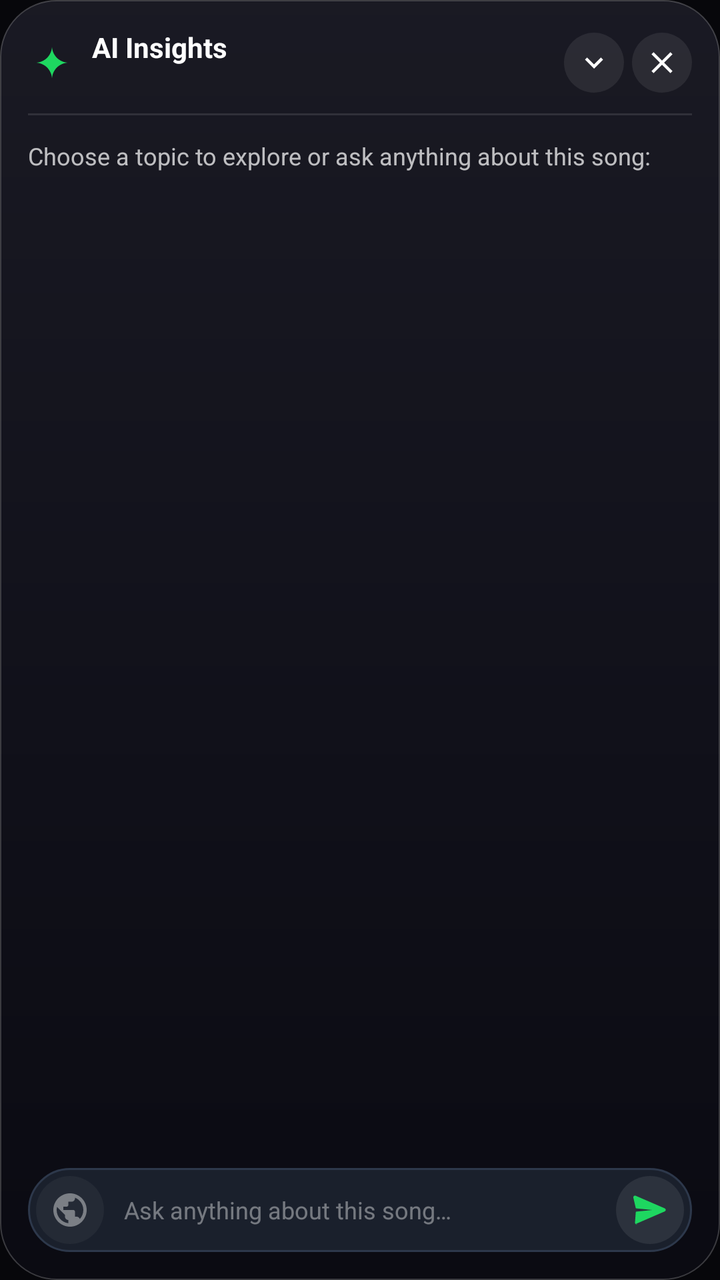
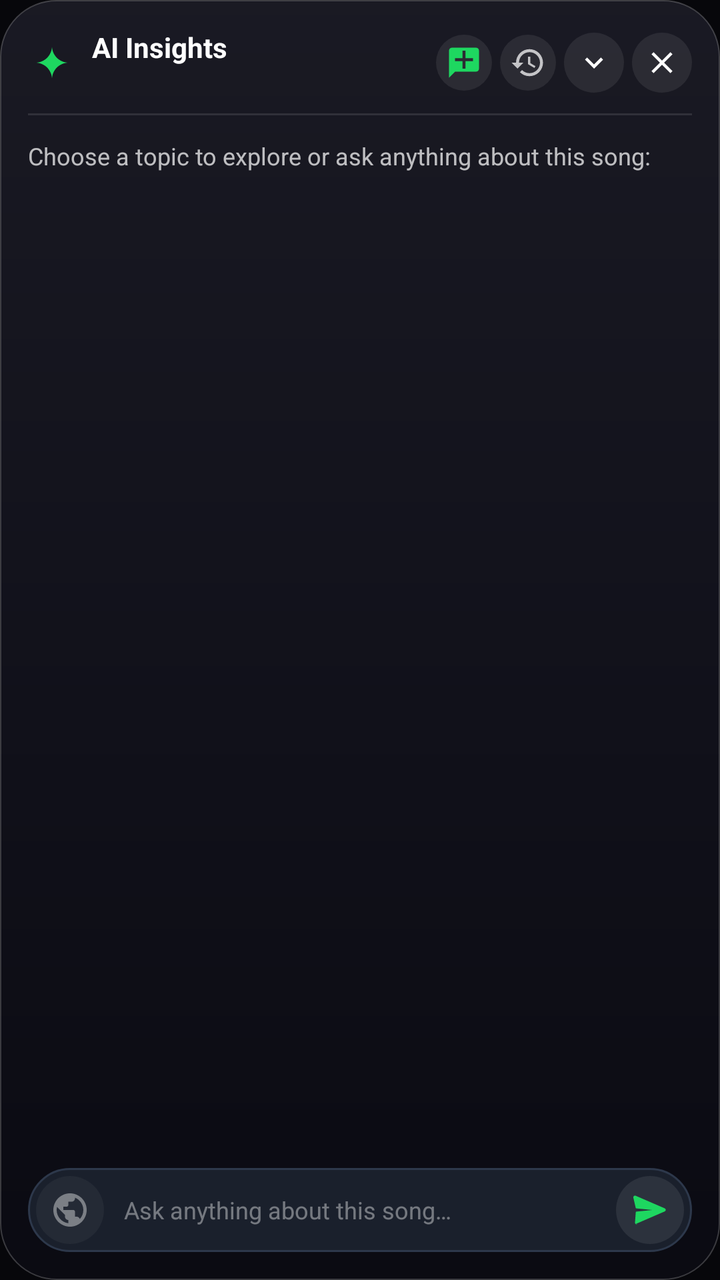

Compare the two renders of this Android layout. The source of the first and the diff that turns it into the second are given below.
<!-- AndroidManifest.xml: application theme Theme.LyricSync -->
<!-- res/layout/overlay_ai_chat.xml -->
<?xml version="1.0" encoding="utf-8"?>
<LinearLayout xmlns:android="http://schemas.android.com/apk/res/android"
    xmlns:app="http://schemas.android.com/apk/res-auto"
    android:id="@+id/ai_chat_root"
    android:layout_width="match_parent"
    android:layout_height="match_parent"
    android:orientation="vertical"
    android:background="@drawable/overlay_bg_rounded"
    android:padding="14dp">

    
    <LinearLayout
        android:id="@+id/ai_chat_header"
        android:layout_width="match_parent"
        android:layout_height="wrap_content"
        android:orientation="horizontal"
        android:gravity="center_vertical"
        android:layout_marginBottom="8dp">

        <ImageView
            android:layout_width="24dp"
            android:layout_height="24dp"
            android:padding="2dp"
            android:src="@drawable/ic_ai_sparkle"
            app:tint="@color/accent"
            android:contentDescription="@string/ai_insights_title" />

        <LinearLayout
            android:layout_width="0dp"
            android:layout_height="wrap_content"
            android:layout_weight="1"
            android:orientation="vertical"
            android:paddingStart="8dp"
            android:paddingEnd="8dp">

            <TextView
                android:id="@+id/ai_chat_title"
                android:layout_width="match_parent"
                android:layout_height="wrap_content"
                android:textColor="@color/text_primary"
                android:textSize="14sp"
                android:textStyle="bold"
                android:maxLines="1"
                android:ellipsize="end"
                android:text="@string/ai_insights_title" />

            <LinearLayout
                android:layout_width="match_parent"
                android:layout_height="wrap_content"
                android:orientation="horizontal"
                android:gravity="center_vertical"
                android:layout_marginTop="1dp">

                <TextView
                    android:id="@+id/ai_chat_artist"
                    android:layout_width="wrap_content"
                    android:layout_height="wrap_content"
                    android:textColor="@color/text_secondary"
                    android:textSize="11sp"
                    android:maxLines="1"
                    android:ellipsize="end" />

                <TextView
                    android:id="@+id/ai_mood_badge"
                    android:layout_width="wrap_content"
                    android:layout_height="wrap_content"
                    android:paddingStart="6dp"
                    android:paddingEnd="6dp"
                    android:paddingTop="1dp"
                    android:paddingBottom="1dp"
                    android:layout_marginStart="6dp"
                    android:textColor="#E0E0E0"
                    android:textSize="9sp"
                    android:textStyle="bold"
                    android:background="@drawable/bg_pill_ok"
                    android:visibility="gone" />
            </LinearLayout>
        </LinearLayout>

        <TextView
            android:id="@+id/ai_quota_badge"
            android:layout_width="wrap_content"
            android:layout_height="wrap_content"
            android:textColor="@color/text_dim"
            android:textSize="9sp"
            android:layout_marginEnd="6dp"
            android:visibility="gone" />

        <ImageView
            android:id="@+id/ai_minimize_button"
            android:layout_width="30dp"
            android:layout_height="30dp"
            android:padding="6dp"
            android:background="@drawable/bg_icon_button"
            android:src="@drawable/ic_chevron_down"
            android:contentDescription="@string/cd_collapse" />

        <ImageView
            android:id="@+id/ai_close_button"
            android:layout_width="30dp"
            android:layout_height="30dp"
            android:padding="6dp"
            android:layout_marginStart="4dp"
            android:background="@drawable/bg_icon_button"
            android:src="@drawable/ic_close"
            android:contentDescription="@string/cd_close" />
    </LinearLayout>

    <View
        android:layout_width="match_parent"
        android:layout_height="1dp"
        android:background="@color/divider"
        android:layout_marginBottom="8dp" />

    
    <FrameLayout
        android:layout_width="match_parent"
        android:layout_height="0dp"
        android:layout_weight="1">

        
        <ScrollView
            android:id="@+id/ai_chat_empty_state"
            android:layout_width="match_parent"
            android:layout_height="match_parent"
            android:scrollbars="vertical"
            android:fadeScrollbars="true"
            android:fillViewport="true">

            <LinearLayout
                android:layout_width="match_parent"
                android:layout_height="wrap_content"
                android:orientation="vertical"
                android:paddingTop="4dp"
                android:paddingBottom="8dp">

                <TextView
                    android:id="@+id/ai_empty_hint_text"
                    android:layout_width="match_parent"
                    android:layout_height="wrap_content"
                    android:text="@string/ai_empty_hint"
                    android:textColor="@color/text_secondary"
                    android:textSize="12sp"
                    android:layout_marginBottom="10dp" />

                <LinearLayout
                    android:id="@+id/ai_prompt_templates_container"
                    android:layout_width="match_parent"
                    android:layout_height="wrap_content"
                    android:orientation="vertical" />
            </LinearLayout>
        </ScrollView>

        
        <ScrollView
            android:id="@+id/ai_chat_scroll"
            android:layout_width="match_parent"
            android:layout_height="match_parent"
            android:scrollbars="vertical"
            android:fadeScrollbars="true"
            android:fillViewport="true"
            android:visibility="gone">

            <LinearLayout
                android:id="@+id/ai_chat_messages"
                android:layout_width="match_parent"
                android:layout_height="wrap_content"
                android:orientation="vertical"
                android:paddingBottom="6dp" />
        </ScrollView>
    </FrameLayout>

    
    <LinearLayout
        android:id="@+id/ai_tool_status_container"
        android:layout_width="wrap_content"
        android:layout_height="wrap_content"
        android:orientation="horizontal"
        android:gravity="center_vertical"
        android:background="@drawable/bg_tool_status_pill"
        android:paddingStart="10dp"
        android:paddingEnd="10dp"
        android:paddingTop="5dp"
        android:paddingBottom="5dp"
        android:layout_marginTop="6dp"
        android:layout_marginBottom="4dp"
        android:layout_gravity="center_horizontal"
        android:visibility="gone">

        <ImageView
            android:id="@+id/ai_tool_status_icon_view"
            android:layout_width="16dp"
            android:layout_height="16dp"
            android:src="@drawable/ic_search_globe"
            app:tint="#64B5F6"
            android:contentDescription="@null" />

        <TextView
            android:id="@+id/ai_tool_status_text"
            android:layout_width="wrap_content"
            android:layout_height="wrap_content"
            android:layout_marginStart="6dp"
            android:textColor="#B8C4E0"
            android:textSize="12sp"
            android:maxLines="1"
            android:singleLine="true"
            android:ellipsize="end"
            android:maxWidth="240dp" />
    </LinearLayout>

    
    <HorizontalScrollView
        android:id="@+id/ai_web_sources_scroll"
        android:layout_width="match_parent"
        android:layout_height="wrap_content"
        android:scrollbars="none"
        android:overScrollMode="never"
        android:layout_marginTop="4dp"
        android:layout_marginBottom="4dp"
        android:visibility="gone">

        <LinearLayout
            android:id="@+id/ai_web_sources_container"
            android:layout_width="wrap_content"
            android:layout_height="wrap_content"
            android:gravity="center_vertical"
            android:orientation="horizontal" />
    </HorizontalScrollView>

    
    <LinearLayout
        android:layout_width="match_parent"
        android:layout_height="wrap_content"
        android:orientation="horizontal"
        android:gravity="center_vertical"
        android:background="@drawable/bg_chat_input_pill"
        android:paddingStart="4dp"
        android:paddingEnd="4dp"
        android:paddingTop="3dp"
        android:paddingBottom="3dp"
        android:layout_marginTop="4dp">

        <ImageView
            android:id="@+id/ai_web_search_chip"
            android:layout_width="34dp"
            android:layout_height="34dp"
            android:padding="7dp"
            android:background="@drawable/bg_icon_button"
            android:src="@drawable/ic_search_globe"
            app:tint="@color/text_secondary"
            android:contentDescription="@string/ai_toggle_web_search"
            android:alpha="0.55" />

        <EditText
            android:id="@+id/ai_chat_input"
            android:layout_width="0dp"
            android:layout_height="36dp"
            android:layout_weight="1"
            android:layout_marginStart="6dp"
            android:layout_marginEnd="6dp"
            android:hint="@string/ai_chat_input_hint"
            android:textColorHint="@color/text_dim"
            android:textColor="@color/text_primary"
            android:textSize="12sp"
            android:background="@null"
            android:paddingStart="4dp"
            android:paddingEnd="4dp"
            android:inputType="text"
            android:imeOptions="actionSend"
            android:maxLines="1"
            android:singleLine="true" />

        <ImageView
            android:id="@+id/ai_chat_send"
            android:layout_width="34dp"
            android:layout_height="34dp"
            android:padding="7dp"
            android:background="@drawable/bg_icon_button"
            android:src="@drawable/ic_send_arrow"
            app:tint="@color/accent"
            android:contentDescription="@string/ai_send" />
    </LinearLayout>

</LinearLayout>
<!-- resources referenced by this layout -->
<resources>
  <color name="accent">#FF1ED760</color>
  <color name="divider">#1AFFFFFF</color>
  <color name="text_dim">#66FFFFFF</color>
  <color name="text_primary">#FFFFFFFF</color>
  <color name="text_secondary">#B8FFFFFF</color>
  <!-- drawable bg_chat_input_pill (drawable) -->
  <?xml version="1.0" encoding="utf-8"?>
  <shape xmlns:android="http://schemas.android.com/apk/res/android"
      android:shape="rectangle">
      <solid android:color="#1A202C" />
      <stroke
          android:width="1dp"
          android:color="#2D384B" />
      <corners android:radius="22dp" />
  </shape>
  <!-- drawable bg_pill_ok (drawable) -->
  <?xml version="1.0" encoding="utf-8"?>
  <shape xmlns:android="http://schemas.android.com/apk/res/android"
      android:shape="rectangle">
      <corners android:radius="@dimen/pill_radius" />
      <solid android:color="@color/state_ok_soft" />
      <stroke android:width="1dp" android:color="#381ED760" />
  </shape>
  <!-- drawable bg_tool_status_pill (drawable) -->
  <?xml version="1.0" encoding="utf-8"?>
  <shape xmlns:android="http://schemas.android.com/apk/res/android"
      android:shape="rectangle">
      <solid android:color="#E21A1A2E" />
      <corners android:radius="12dp" />
  </shape>
  <!-- drawable ic_chevron_down (drawable) -->
  <?xml version="1.0" encoding="utf-8"?>
  <vector xmlns:android="http://schemas.android.com/apk/res/android"
      android:width="24dp"
      android:height="24dp"
      android:viewportWidth="24"
      android:viewportHeight="24">
      <path
          android:fillColor="#FFFFFF"
          android:pathData="M7.41,8.59L12,13.17l4.59,-4.58L18,10l-6,6 -6,-6 1.41,-1.41z" />
  </vector>
  <!-- drawable ic_close (drawable) -->
  <?xml version="1.0" encoding="utf-8"?>
  <vector xmlns:android="http://schemas.android.com/apk/res/android"
      android:width="24dp"
      android:height="24dp"
      android:viewportWidth="24"
      android:viewportHeight="24">
      <path
          android:fillColor="#FFFFFF"
          android:pathData="M19,6.41L17.59,5 12,10.59 6.41,5 5,6.41 10.59,12 5,17.59 6.41,19 12,13.41 17.59,19 19,17.59 13.41,12z" />
  </vector>
  <string name="ai_chat_input_hint">Ask anything about this song…</string>
  <string name="ai_empty_hint">Choose a topic to explore or ask anything about this song:</string>
  <string name="ai_insights_title">AI Insights</string>
  <string name="ai_send">Send</string>
  <string name="ai_toggle_web_search">Toggle Web Search</string>
  <string name="cd_close">Close overlay</string>
  <string name="cd_collapse">Collapse lyrics</string>
  <color name="white">#FFFFFFFF</color>
  <dimen name="pill_radius">100dp</dimen>
  <color name="state_ok_soft">#241ED760</color>
  <color name="accent_dark">#FF17B34E</color>
  <color name="black">#FF000000</color>
  <color name="background_primary">#FF07070B</color>
  <!-- unchanged entries left out for length: 6 -->
</resources>

<!-- the commit's change to res/layout/overlay_ai_chat.xml (unified diff, before → after) -->
@@ -85,6 +85,28 @@
             android:textSize="9sp"
             android:layout_marginEnd="6dp"
             android:visibility="gone" />
+
+        <ImageView
+            android:id="@+id/ai_btn_new_chat"
+            android:layout_width="28dp"
+            android:layout_height="28dp"
+            android:padding="5dp"
+            android:layout_marginEnd="4dp"
+            android:background="@drawable/bg_icon_button"
+            android:src="@drawable/ic_chat_new"
+            app:tint="@color/accent"
+            android:contentDescription="@string/ai_btn_new_chat" />
+
+        <ImageView
+            android:id="@+id/ai_btn_history"
+            android:layout_width="28dp"
+            android:layout_height="28dp"
+            android:padding="5dp"
+            android:layout_marginEnd="4dp"
+            android:background="@drawable/bg_icon_button"
+            android:src="@drawable/ic_history"
+            app:tint="@color/text_secondary"
+            android:contentDescription="@string/ai_btn_history" />
 
         <ImageView
             android:id="@+id/ai_minimize_button"
<!-- resource entries referenced after the edit -->
@@ -30,6 +30,17 @@
       <solid android:color="#E21A1A2E" />
       <corners android:radius="12dp" />
   </shape>
+  <!-- drawable ic_chat_new (drawable) -->
+  <?xml version="1.0" encoding="utf-8"?>
+  <vector xmlns:android="http://schemas.android.com/apk/res/android"
+      android:width="24dp"
+      android:height="24dp"
+      android:viewportWidth="24"
+      android:viewportHeight="24">
+      <path
+          android:fillColor="#FFFFFF"
+          android:pathData="M20,2H4c-1.1,0 -2,0.9 -2,2v18l4,-4h14c1.1,0 2,-0.9 2,-2V4c0,-1.1 -0.9,-2 -2,-2zm-2,9h-5v5h-2v-5H6V9h5V4h2v5h5v2z" />
+  </vector>
   <!-- drawable ic_chevron_down (drawable) -->
   <?xml version="1.0" encoding="utf-8"?>
   <vector xmlns:android="http://schemas.android.com/apk/res/android"
@@ -52,6 +63,19 @@
           android:fillColor="#FFFFFF"
           android:pathData="M19,6.41L17.59,5 12,10.59 6.41,5 5,6.41 10.59,12 5,17.59 6.41,19 12,13.41 17.59,19 19,17.59 13.41,12z" />
   </vector>
+  <!-- drawable ic_history (drawable) -->
+  <?xml version="1.0" encoding="utf-8"?>
+  <vector xmlns:android="http://schemas.android.com/apk/res/android"
+      android:width="24dp"
+      android:height="24dp"
+      android:viewportWidth="24"
+      android:viewportHeight="24">
+      <path
+          android:fillColor="#FFFFFF"
+          android:pathData="M13,3a9,9 0 0,0 -9,9H1l3.89,3.89 0.07,0.14L9,12H6c0,-3.87 3.13,-7 7,-7s7,3.13 7,7 -3.13,7 -7,7c-1.93,0 -3.68,-0.79 -4.94,-2.06l-1.42,1.42A8.954,8.954 0 0,0 13,21a9,9 0 0,0 9,-9 9,9 0 0,0 -9,-9zm-1,5v5l4.28,2.54 0.72,-1.21 -3.5,-2.08V8H12z" />
+  </vector>
+  <string name="ai_btn_history">Chat History</string>
+  <string name="ai_btn_new_chat">New Chat</string>
   <string name="ai_chat_input_hint">Ask anything about this song…</string>
   <string name="ai_empty_hint">Choose a topic to explore or ask anything about this song:</string>
   <string name="ai_insights_title">AI Insights</string>
